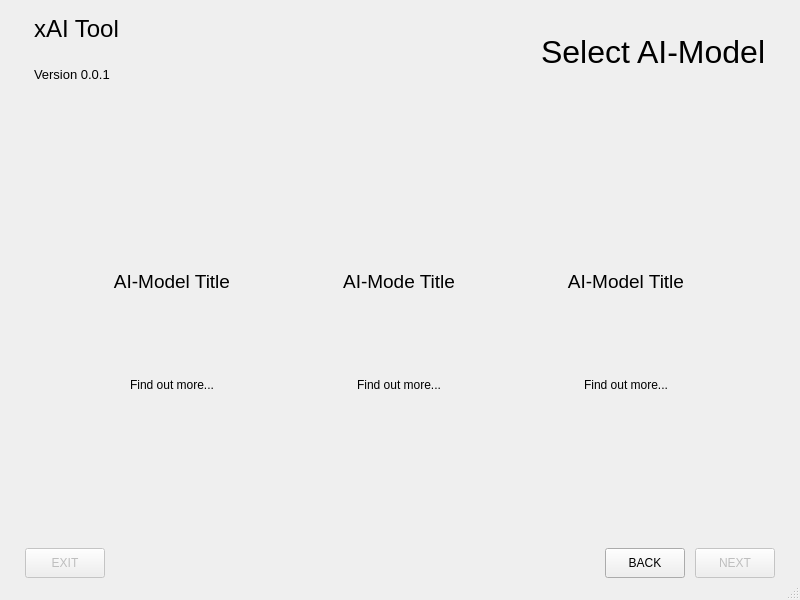
First picture: the form in UI/Ui/ai-model.ui, repository MarkMolenmakerHU/INNO_xAITool, before the edit.
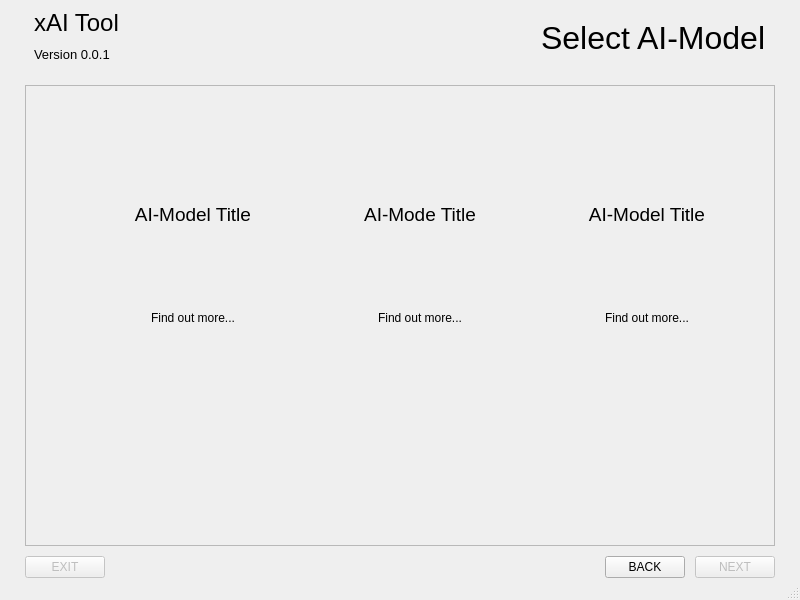
Second picture: the form after the edit. Icons and pictures are not drawn.

Commit message: implemented Scroll area

Diff of the .ui file:
```diff
--- a/UI/Ui/ai-model.ui
+++ b/UI/Ui/ai-model.ui
@@ -46,7 +46,7 @@
      <height>0</height>
     </size>
    </property>
-   <layout class="QGridLayout" name="gridLayout" rowstretch="0,0,0,0">
+   <layout class="QGridLayout" name="gridLayout" rowstretch="0,0,0">
     <property name="leftMargin">
      <number>25</number>
     </property>
@@ -62,8 +62,174 @@
     <property name="spacing">
      <number>10</number>
     </property>
-    <item row="1" column="0" rowspan="2">
+    <item row="2" column="0">
+     <layout class="QHBoxLayout" name="horizontalLayout">
+      <property name="sizeConstraint">
+       <enum>QLayout::SetMaximumSize</enum>
+      </property>
+      <item>
+       <widget class="QPushButton" name="pushButton_exit">
+        <property name="enabled">
+         <bool>false</bool>
+        </property>
+        <property name="maximumSize">
+         <size>
+          <width>100</width>
+          <height>30</height>
+         </size>
+        </property>
+        <property name="text">
+         <string>EXIT</string>
+        </property>
+        <property name="default">
+         <bool>false</bool>
+        </property>
+       </widget>
+      </item>
+      <item>
+       <spacer name="horizontalSpacer">
+        <property name="orientation">
+         <enum>Qt::Horizontal</enum>
+        </property>
+        <property name="sizeHint" stdset="0">
+         <size>
+          <width>40</width>
+          <height>20</height>
+         </size>
+        </property>
+       </spacer>
+      </item>
+      <item>
+       <widget class="QPushButton" name="pushButton_back">
+        <property name="enabled">
+         <bool>true</bool>
+        </property>
+        <property name="maximumSize">
+         <size>
+          <width>100</width>
+          <height>30</height>
+         </size>
+        </property>
+        <property name="text">
+         <string>BACK</string>
+        </property>
+       </widget>
+      </item>
+      <item>
+       <widget class="QPushButton" name="pushButton_next">
+        <property name="enabled">
+         <bool>false</bool>
+        </property>
+        <property name="maximumSize">
+         <size>
+          <width>100</width>
+          <height>30</height>
+         </size>
+        </property>
+        <property name="text">
+         <string>NEXT</string>
+        </property>
+        <property name="checkable">
+         <bool>false</bool>
+        </property>
+        <property name="autoDefault">
+         <bool>false</bool>
+        </property>
+        <property name="flat">
+         <bool>false</bool>
+        </property>
+       </widget>
+      </item>
+     </layout>
+    </item>
+    <item row="0" column="0">
+     <widget class="QWidget" name="horizontalWidget_2" native="true">
+      <property name="minimumSize">
+       <size>
+        <width>0</width>
+        <height>75</height>
+       </size>
+      </property>
+      <layout class="QHBoxLayout" name="horizontalLayout_2">
+       <item>
+        <layout class="QVBoxLayout" name="verticalLayout_2">
+         <item>
+          <widget class="QLabel" name="label">
+           <property name="font">
+            <font>
+             <pointsize>18</pointsize>
+            </font>
+           </property>
+           <property name="text">
+            <string>xAI Tool</string>
+           </property>
+          </widget>
+         </item>
+         <item>
+          <widget class="QLabel" name="label_2">
+           <property name="font">
+            <font>
+             <pointsize>10</pointsize>
+            </font>
+           </property>
+           <property name="text">
+            <string>Version 0.0.1</string>
+           </property>
+          </widget>
+         </item>
+        </layout>
+       </item>
+       <item>
+        <spacer name="horizontalSpacer_2">
+         <property name="orientation">
+          <enum>Qt::Horizontal</enum>
+         </property>
+         <property name="sizeHint" stdset="0">
+          <size>
+           <width>40</width>
+           <height>20</height>
+          </size>
+         </property>
+        </spacer>
+       </item>
+       <item>
+        <widget class="QLabel" name="label_3">
+         <property name="font">
+          <font>
+           <pointsize>24</pointsize>
+          </font>
+         </property>
+         <property name="text">
+          <string>Select AI-Model</string>
+         </property>
+        </widget>
+       </item>
+      </layout>
+     </widget>
+    </item>
+    <item row="1" column="0">
+     <widget class="QScrollArea" name="scrollArea">
+      <property name="widgetResizable">
+       <bool>true</bool>
+      </property>
+      <widget class="QWidget" name="scrollAreaWidgetContents">
+       <property name="geometry">
+        <rect>
+         <x>0</x>
+         <y>0</y>
+         <width>748</width>
+         <height>437</height>
+        </rect>
+       </property>
      <widget class="QWidget" name="horizontalWidget_3" native="true">
+        <property name="geometry">
+         <rect>
+          <x>20</x>
+          <y>-40</y>
+          <width>750</width>
+          <height>425</height>
+         </rect>
+        </property>
       <property name="minimumSize">
        <size>
         <width>750</width>
@@ -344,151 +510,8 @@
        </item>
       </layout>
      </widget>
-    </item>
-    <item row="0" column="0">
-     <widget class="QWidget" name="horizontalWidget_2" native="true">
-      <property name="minimumSize">
-       <size>
-        <width>0</width>
-        <height>75</height>
-       </size>
-      </property>
-      <layout class="QHBoxLayout" name="horizontalLayout_2">
-       <item>
-        <layout class="QVBoxLayout" name="verticalLayout_2">
-         <item>
-          <widget class="QLabel" name="label">
-           <property name="font">
-            <font>
-             <pointsize>18</pointsize>
-            </font>
-           </property>
-           <property name="text">
-            <string>xAI Tool</string>
-           </property>
-          </widget>
-         </item>
-         <item>
-          <widget class="QLabel" name="label_2">
-           <property name="font">
-            <font>
-             <pointsize>10</pointsize>
-            </font>
-           </property>
-           <property name="text">
-            <string>Version 0.0.1</string>
-           </property>
-          </widget>
-         </item>
-        </layout>
-       </item>
-       <item>
-        <spacer name="horizontalSpacer_2">
-         <property name="orientation">
-          <enum>Qt::Horizontal</enum>
-         </property>
-         <property name="sizeHint" stdset="0">
-          <size>
-           <width>40</width>
-           <height>20</height>
-          </size>
-         </property>
-        </spacer>
-       </item>
-       <item>
-        <widget class="QLabel" name="label_3">
-         <property name="font">
-          <font>
-           <pointsize>24</pointsize>
-          </font>
-         </property>
-         <property name="text">
-          <string>Select AI-Model</string>
-         </property>
-        </widget>
-       </item>
-      </layout>
-     </widget>
-    </item>
-    <item row="3" column="0">
-     <layout class="QHBoxLayout" name="horizontalLayout">
-      <property name="sizeConstraint">
-       <enum>QLayout::SetMaximumSize</enum>
-      </property>
-      <item>
-       <widget class="QPushButton" name="pushButton_exit">
-        <property name="enabled">
-         <bool>false</bool>
-        </property>
-        <property name="maximumSize">
-         <size>
-          <width>100</width>
-          <height>30</height>
-         </size>
-        </property>
-        <property name="text">
-         <string>EXIT</string>
-        </property>
-        <property name="default">
-         <bool>false</bool>
-        </property>
-       </widget>
-      </item>
-      <item>
-       <spacer name="horizontalSpacer">
-        <property name="orientation">
-         <enum>Qt::Horizontal</enum>
-        </property>
-        <property name="sizeHint" stdset="0">
-         <size>
-          <width>40</width>
-          <height>20</height>
-         </size>
-        </property>
-       </spacer>
-      </item>
-      <item>
-       <widget class="QPushButton" name="pushButton_back">
-        <property name="enabled">
-         <bool>true</bool>
-        </property>
-        <property name="maximumSize">
-         <size>
-          <width>100</width>
-          <height>30</height>
-         </size>
-        </property>
-        <property name="text">
-         <string>BACK</string>
-        </property>
-       </widget>
-      </item>
-      <item>
-       <widget class="QPushButton" name="pushButton_next">
-        <property name="enabled">
-         <bool>false</bool>
-        </property>
-        <property name="maximumSize">
-         <size>
-          <width>100</width>
-          <height>30</height>
-         </size>
-        </property>
-        <property name="text">
-         <string>NEXT</string>
-        </property>
-        <property name="checkable">
-         <bool>false</bool>
-        </property>
-        <property name="autoDefault">
-         <bool>false</bool>
-        </property>
-        <property name="flat">
-         <bool>false</bool>
-        </property>
-       </widget>
-      </item>
-     </layout>
+      </widget>
+     </widget>
     </item>
    </layout>
   </widget>
```
Lines whose indentation alone changed are shown as unchanged. The commit also changes 1 other file.
